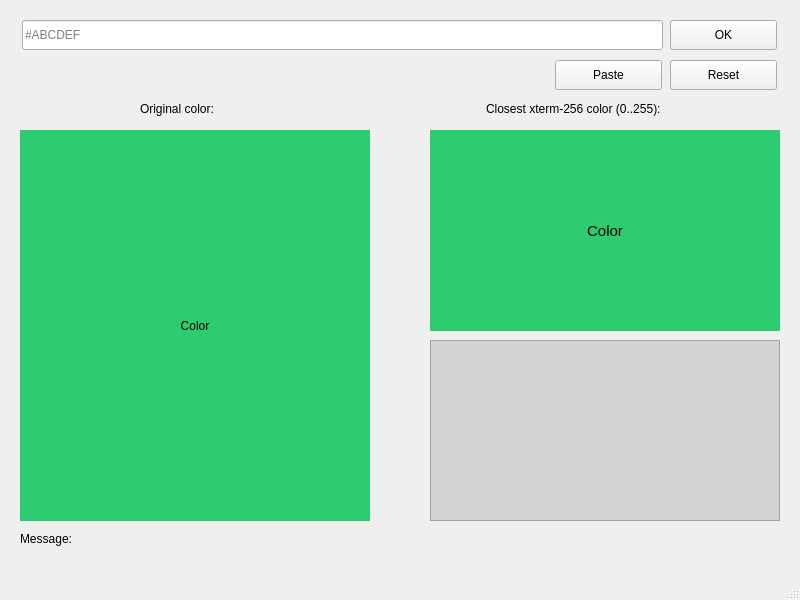
Before: the Qt Designer form colored_button.ui in jabbalaci/ClosestX11Color, drawn with Qt 5.
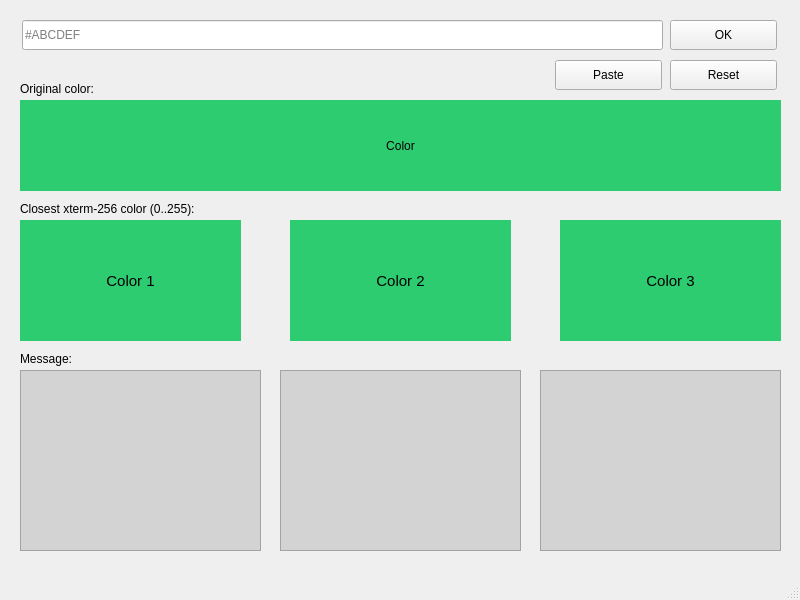
After: the same form once the commit is applied.

```diff
--- a/colored_button.ui
+++ b/colored_button.ui
@@ -17,10 +17,10 @@
    <widget class="QPushButton" name="colorButton">
     <property name="geometry">
      <rect>
-      <x>430</x>
-      <y>130</y>
-      <width>350</width>
-      <height>201</height>
+      <x>20</x>
+      <y>220</y>
+      <width>221</width>
+      <height>121</height>
      </rect>
     </property>
     <property name="font">
@@ -32,7 +32,7 @@
      <string notr="true">background-color: rgb(46, 204, 113); border: none;</string>
     </property>
     <property name="text">
-     <string>Color</string>
+     <string>Color 1</string>
     </property>
    </widget>
    <widget class="QPushButton" name="okButton">
@@ -51,9 +51,9 @@
    <widget class="QLabel" name="label">
     <property name="geometry">
      <rect>
-      <x>486</x>
-      <y>100</y>
-      <width>261</width>
+      <x>20</x>
+      <y>200</y>
+      <width>221</width>
       <height>18</height>
      </rect>
     </property>
@@ -65,7 +65,7 @@
     <property name="geometry">
      <rect>
       <x>20</x>
-      <y>530</y>
+      <y>350</y>
       <width>81</width>
       <height>18</height>
      </rect>
@@ -130,9 +130,9 @@
     <property name="geometry">
      <rect>
       <x>20</x>
-      <y>130</y>
-      <width>350</width>
-      <height>391</height>
+      <y>100</y>
+      <width>761</width>
+      <height>91</height>
      </rect>
     </property>
     <property name="styleSheet">
@@ -145,8 +145,8 @@
    <widget class="QLabel" name="label_3">
     <property name="geometry">
      <rect>
-      <x>140</x>
-      <y>100</y>
+      <x>20</x>
+      <y>80</y>
       <width>121</width>
       <height>18</height>
      </rect>
@@ -158,9 +158,77 @@
    <widget class="QTextEdit" name="colorResult">
     <property name="geometry">
      <rect>
-      <x>430</x>
-      <y>340</y>
-      <width>350</width>
+      <x>20</x>
+      <y>370</y>
+      <width>241</width>
+      <height>181</height>
+     </rect>
+    </property>
+    <property name="styleSheet">
+     <string notr="true">background-color: lightgray</string>
+    </property>
+   </widget>
+   <widget class="QPushButton" name="colorButton_2">
+    <property name="geometry">
+     <rect>
+      <x>290</x>
+      <y>220</y>
+      <width>221</width>
+      <height>121</height>
+     </rect>
+    </property>
+    <property name="font">
+     <font>
+      <pointsize>11</pointsize>
+     </font>
+    </property>
+    <property name="styleSheet">
+     <string notr="true">background-color: rgb(46, 204, 113); border: none;</string>
+    </property>
+    <property name="text">
+     <string>Color 2</string>
+    </property>
+   </widget>
+   <widget class="QPushButton" name="colorButton_3">
+    <property name="geometry">
+     <rect>
+      <x>560</x>
+      <y>220</y>
+      <width>221</width>
+      <height>121</height>
+     </rect>
+    </property>
+    <property name="font">
+     <font>
+      <pointsize>11</pointsize>
+     </font>
+    </property>
+    <property name="styleSheet">
+     <string notr="true">background-color: rgb(46, 204, 113); border: none;</string>
+    </property>
+    <property name="text">
+     <string>Color 3</string>
+    </property>
+   </widget>
+   <widget class="QTextEdit" name="colorResult_2">
+    <property name="geometry">
+     <rect>
+      <x>280</x>
+      <y>370</y>
+      <width>241</width>
+      <height>181</height>
+     </rect>
+    </property>
+    <property name="styleSheet">
+     <string notr="true">background-color: lightgray</string>
+    </property>
+   </widget>
+   <widget class="QTextEdit" name="colorResult_3">
+    <property name="geometry">
+     <rect>
+      <x>540</x>
+      <y>370</y>
+      <width>241</width>
       <height>181</height>
      </rect>
     </property>
```
Left out of the diff: 2 changed lines with no effect on the pictures.
